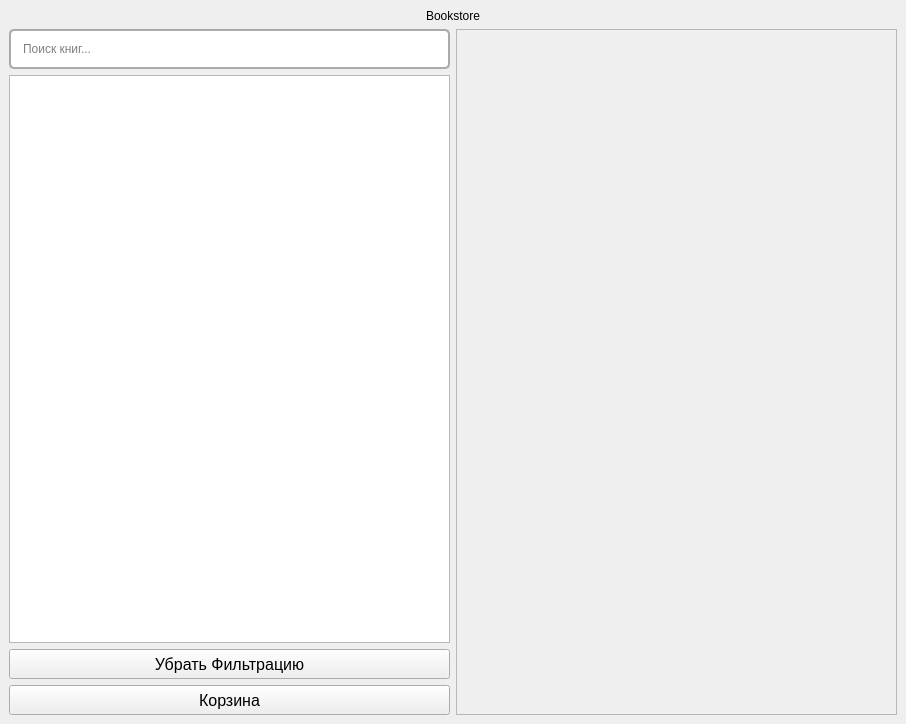
Qt form design/ui/main_view.ui (Sandrkll1/BookStore) before a commit.
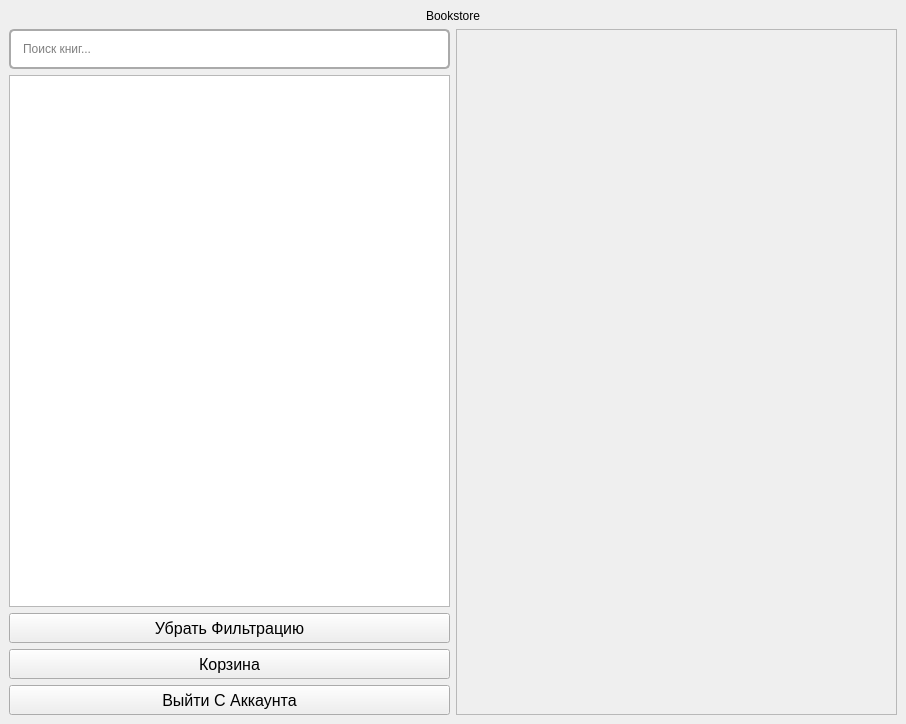
The same form after that commit.

The edit to the form file:
```diff
--- a/design/ui/main_view.ui
+++ b/design/ui/main_view.ui
@@ -111,6 +111,24 @@
           </property>
          </widget>
         </item>
+        <item>
+         <widget class="QPushButton" name="exitAccountBtn">
+          <property name="minimumSize">
+           <size>
+            <width>0</width>
+            <height>30</height>
+           </size>
+          </property>
+          <property name="font">
+           <font>
+            <pointsize>12</pointsize>
+           </font>
+          </property>
+          <property name="text">
+           <string>Выйти С Аккаунта</string>
+          </property>
+         </widget>
+        </item>
        </layout>
       </item>
       <item>
```
Left out of the diff: 18 changed lines with no effect on the pictures.
